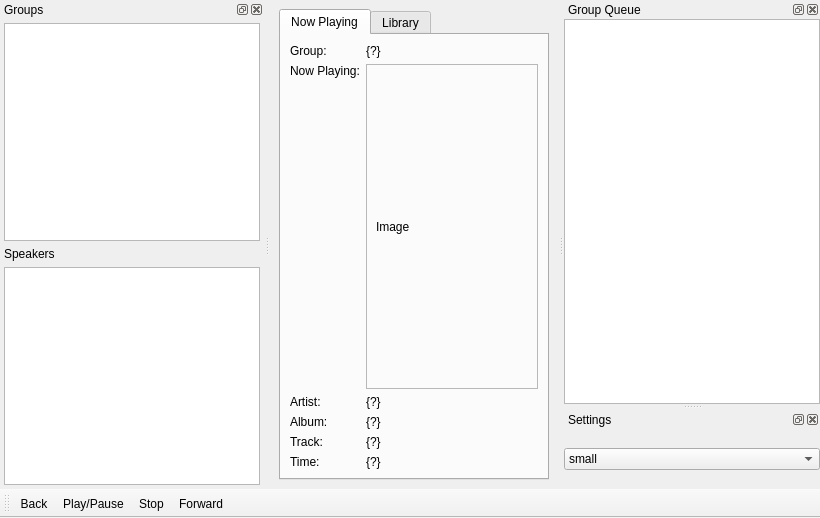
Before: the Qt Designer form main_interface.ui in aglavic/sonos_library_browser, drawn with Qt 5.
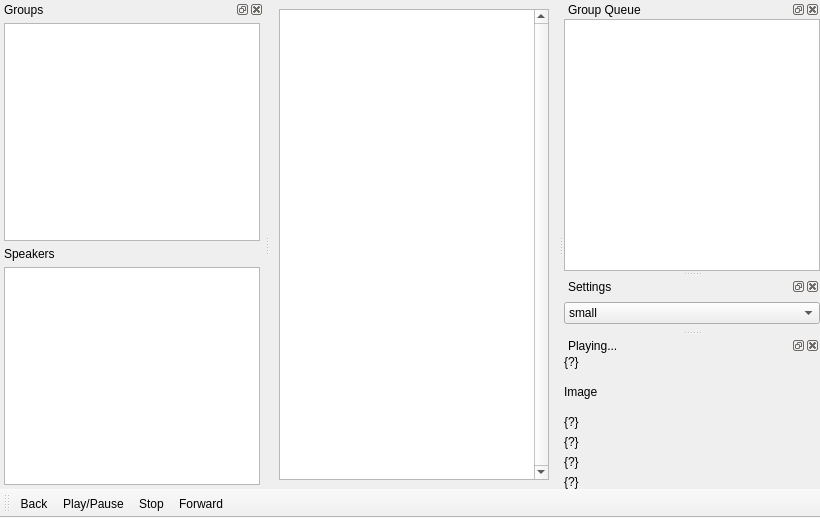
After: the same form once the commit is applied. Custom widgets are drawn as their Qt base class.

Commit message: Put now playing in dock widget and allow smaller size for icon

```diff
--- a/main_interface.ui
+++ b/main_interface.ui
@@ -14,252 +14,18 @@
    <string>Sonos Library Browser</string>
   </property>
   <widget class="QWidget" name="centralwidget">
-   <layout class="QHBoxLayout" name="horizontalLayout">
+   <layout class="QVBoxLayout" name="verticalLayout_3">
     <item>
-     <widget class="QTabWidget" name="tabWidget">
-      <property name="sizePolicy">
-       <sizepolicy hsizetype="Expanding" vsizetype="Expanding">
-        <horstretch>5</horstretch>
-        <verstretch>0</verstretch>
-       </sizepolicy>
+     <widget class="LibraryView" name="libraryView">
+      <property name="verticalScrollBarPolicy">
+       <enum>Qt::ScrollBarAlwaysOn</enum>
       </property>
-      <property name="currentIndex">
-       <number>0</number>
+      <property name="horizontalScrollBarPolicy">
+       <enum>Qt::ScrollBarAlwaysOff</enum>
       </property>
-      <widget class="QWidget" name="tab">
-       <attribute name="title">
-        <string>Now Playing</string>
-       </attribute>
-       <layout class="QHBoxLayout" name="horizontalLayout_2">
-        <property name="leftMargin">
-         <number>0</number>
-        </property>
-        <property name="topMargin">
-         <number>0</number>
-        </property>
-        <property name="rightMargin">
-         <number>0</number>
-        </property>
-        <property name="bottomMargin">
-         <number>0</number>
-        </property>
-        <item>
-         <widget class="QFrame" name="frame_2">
-          <property name="sizePolicy">
-           <sizepolicy hsizetype="Preferred" vsizetype="Preferred">
-            <horstretch>3</horstretch>
-            <verstretch>0</verstretch>
-           </sizepolicy>
-          </property>
-          <property name="frameShadow">
-           <enum>QFrame::Raised</enum>
-          </property>
-          <layout class="QGridLayout" name="gridLayout">
-           <item row="1" column="1" rowspan="2">
-            <widget class="QFrame" name="frame">
-             <property name="sizePolicy">
-              <sizepolicy hsizetype="Expanding" vsizetype="Expanding">
-               <horstretch>0</horstretch>
-               <verstretch>0</verstretch>
-              </sizepolicy>
-             </property>
-             <property name="frameShape">
-              <enum>QFrame::StyledPanel</enum>
-             </property>
-             <property name="frameShadow">
-              <enum>QFrame::Sunken</enum>
-             </property>
-             <layout class="QVBoxLayout" name="verticalLayout_3">
-              <item>
-               <widget class="AlbumArtworkLabel" name="NowPlayingArt">
-                <property name="sizePolicy">
-                 <sizepolicy hsizetype="Expanding" vsizetype="Expanding">
-                  <horstretch>0</horstretch>
-                  <verstretch>0</verstretch>
-                 </sizepolicy>
-                </property>
-                <property name="text">
-                 <string>Image</string>
-                </property>
-                <property name="scaledContents">
-                 <bool>true</bool>
-                </property>
-               </widget>
-              </item>
-             </layout>
-            </widget>
-           </item>
-           <item row="4" column="0">
-            <widget class="QLabel" name="label_3">
-             <property name="sizePolicy">
-              <sizepolicy hsizetype="Preferred" vsizetype="Fixed">
-               <horstretch>0</horstretch>
-               <verstretch>0</verstretch>
-              </sizepolicy>
-             </property>
-             <property name="text">
-              <string>Album:</string>
-             </property>
-            </widget>
-           </item>
-           <item row="0" column="1">
-            <widget class="QLabel" name="NowPlayingGroup">
-             <property name="sizePolicy">
-              <sizepolicy hsizetype="Preferred" vsizetype="Fixed">
-               <horstretch>0</horstretch>
-               <verstretch>0</verstretch>
-              </sizepolicy>
-             </property>
-             <property name="text">
-              <string>{?}</string>
-             </property>
-            </widget>
-           </item>
-           <item row="5" column="1">
-            <widget class="QLabel" name="NowPlayingTrack">
-             <property name="sizePolicy">
-              <sizepolicy hsizetype="Preferred" vsizetype="Fixed">
-               <horstretch>0</horstretch>
-               <verstretch>0</verstretch>
-              </sizepolicy>
-             </property>
-             <property name="text">
-              <string>{?}</string>
-             </property>
-            </widget>
-           </item>
-           <item row="0" column="0">
-            <widget class="QLabel" name="label_5">
-             <property name="sizePolicy">
-              <sizepolicy hsizetype="Preferred" vsizetype="Fixed">
-               <horstretch>0</horstretch>
-               <verstretch>0</verstretch>
-              </sizepolicy>
-             </property>
-             <property name="text">
-              <string>Group:</string>
-             </property>
-            </widget>
-           </item>
-           <item row="5" column="0">
-            <widget class="QLabel" name="label_4">
-             <property name="sizePolicy">
-              <sizepolicy hsizetype="Preferred" vsizetype="Fixed">
-               <horstretch>0</horstretch>
-               <verstretch>0</verstretch>
-              </sizepolicy>
-             </property>
-             <property name="text">
-              <string>Track:</string>
-             </property>
-            </widget>
-           </item>
-           <item row="1" column="0">
-            <widget class="QLabel" name="label">
-             <property name="text">
-              <string>Now Playing:</string>
-             </property>
-             <property name="alignment">
-              <set>Qt::AlignLeading|Qt::AlignLeft|Qt::AlignTop</set>
-             </property>
-            </widget>
-           </item>
-           <item row="3" column="1">
-            <widget class="QLabel" name="NowPlayingArtist">
-             <property name="sizePolicy">
-              <sizepolicy hsizetype="Preferred" vsizetype="Fixed">
-               <horstretch>0</horstretch>
-               <verstretch>0</verstretch>
-              </sizepolicy>
-             </property>
-             <property name="text">
-              <string>{?}</string>
-             </property>
-            </widget>
-           </item>
-           <item row="3" column="0">
-            <widget class="QLabel" name="label_2">
-             <property name="sizePolicy">
-              <sizepolicy hsizetype="Preferred" vsizetype="Fixed">
-               <horstretch>0</horstretch>
-               <verstretch>0</verstretch>
-              </sizepolicy>
-             </property>
-             <property name="text">
-              <string>Artist:</string>
-             </property>
-            </widget>
-           </item>
-           <item row="4" column="1">
-            <widget class="QLabel" name="NowPlayingAlbum">
-             <property name="sizePolicy">
-              <sizepolicy hsizetype="Preferred" vsizetype="Fixed">
-               <horstretch>0</horstretch>
-               <verstretch>0</verstretch>
-              </sizepolicy>
-             </property>
-             <property name="text">
-              <string>{?}</string>
-             </property>
-            </widget>
-           </item>
-           <item row="6" column="0">
-            <widget class="QLabel" name="label_6">
-             <property name="sizePolicy">
-              <sizepolicy hsizetype="Preferred" vsizetype="Fixed">
-               <horstretch>0</horstretch>
-               <verstretch>0</verstretch>
-              </sizepolicy>
-             </property>
-             <property name="text">
-              <string>Time:</string>
-             </property>
-            </widget>
-           </item>
-           <item row="6" column="1">
-            <widget class="QLabel" name="NowPlayingTime">
-             <property name="text">
-              <string>{?}</string>
-             </property>
-            </widget>
-           </item>
-          </layout>
-         </widget>
-        </item>
-       </layout>
-      </widget>
-      <widget class="QWidget" name="tab_2">
-       <attribute name="title">
-        <string>Library</string>
-       </attribute>
-       <layout class="QVBoxLayout" name="verticalLayout_5">
-        <property name="leftMargin">
-         <number>2</number>
-        </property>
-        <property name="topMargin">
-         <number>2</number>
-        </property>
-        <property name="rightMargin">
-         <number>2</number>
-        </property>
-        <property name="bottomMargin">
-         <number>2</number>
-        </property>
-        <item>
-         <widget class="LibraryView" name="libraryView">
-          <property name="verticalScrollBarPolicy">
-           <enum>Qt::ScrollBarAlwaysOn</enum>
-          </property>
-          <property name="horizontalScrollBarPolicy">
-           <enum>Qt::ScrollBarAlwaysOff</enum>
-          </property>
-          <property name="alignment">
-           <set>Qt::AlignHCenter|Qt::AlignTop</set>
-          </property>
-         </widget>
-        </item>
-       </layout>
-      </widget>
+      <property name="alignment">
+       <set>Qt::AlignHCenter|Qt::AlignTop</set>
+      </property>
      </widget>
     </item>
    </layout>
@@ -371,6 +137,12 @@
    </widget>
   </widget>
   <widget class="QDockWidget" name="settingsDock">
+   <property name="sizePolicy">
+    <sizepolicy hsizetype="Preferred" vsizetype="Minimum">
+     <horstretch>0</horstretch>
+     <verstretch>0</verstretch>
+    </sizepolicy>
+   </property>
    <property name="windowTitle">
     <string>Settings</string>
    </property>
@@ -413,6 +185,126 @@
     </layout>
    </widget>
   </widget>
+  <widget class="QDockWidget" name="nowPlayingDock">
+   <property name="windowTitle">
+    <string>Playing...</string>
+   </property>
+   <attribute name="dockWidgetArea">
+    <number>2</number>
+   </attribute>
+   <widget class="QWidget" name="dockWidgetContents_5">
+    <layout class="QVBoxLayout" name="verticalLayout_4">
+     <property name="leftMargin">
+      <number>0</number>
+     </property>
+     <property name="topMargin">
+      <number>0</number>
+     </property>
+     <property name="rightMargin">
+      <number>0</number>
+     </property>
+     <property name="bottomMargin">
+      <number>0</number>
+     </property>
+     <item>
+      <widget class="QLabel" name="NowPlayingGroup">
+       <property name="sizePolicy">
+        <sizepolicy hsizetype="Preferred" vsizetype="Fixed">
+         <horstretch>0</horstretch>
+         <verstretch>0</verstretch>
+        </sizepolicy>
+       </property>
+       <property name="toolTip">
+        <string>Active Groupe</string>
+       </property>
+       <property name="text">
+        <string>{?}</string>
+       </property>
+      </widget>
+     </item>
+     <item>
+      <widget class="AlbumArtworkLabel" name="NowPlayingArt">
+       <property name="sizePolicy">
+        <sizepolicy hsizetype="Ignored" vsizetype="Ignored">
+         <horstretch>0</horstretch>
+         <verstretch>0</verstretch>
+        </sizepolicy>
+       </property>
+       <property name="text">
+        <string>Image</string>
+       </property>
+       <property name="scaledContents">
+        <bool>true</bool>
+       </property>
+      </widget>
+     </item>
+     <item>
+      <widget class="QLabel" name="NowPlayingArtist">
+       <property name="sizePolicy">
+        <sizepolicy hsizetype="Preferred" vsizetype="Fixed">
+         <horstretch>0</horstretch>
+         <verstretch>0</verstretch>
+        </sizepolicy>
+       </property>
+       <property name="toolTip">
+        <string>Artist</string>
+       </property>
+       <property name="text">
+        <string>{?}</string>
+       </property>
+      </widget>
+     </item>
+     <item>
+      <widget class="QLabel" name="NowPlayingAlbum">
+       <property name="sizePolicy">
+        <sizepolicy hsizetype="Preferred" vsizetype="Fixed">
+         <horstretch>0</horstretch>
+         <verstretch>0</verstretch>
+        </sizepolicy>
+       </property>
+       <property name="toolTip">
+        <string>Album</string>
+       </property>
+       <property name="text">
+        <string>{?}</string>
+       </property>
+      </widget>
+     </item>
+     <item>
+      <widget class="QLabel" name="NowPlayingTrack">
+       <property name="sizePolicy">
+        <sizepolicy hsizetype="Preferred" vsizetype="Fixed">
+         <horstretch>0</horstretch>
+         <verstretch>0</verstretch>
+        </sizepolicy>
+       </property>
+       <property name="toolTip">
+        <string>Track</string>
+       </property>
+       <property name="text">
+        <string>{?}</string>
+       </property>
+      </widget>
+     </item>
+     <item>
+      <widget class="QLabel" name="NowPlayingTime">
+       <property name="sizePolicy">
+        <sizepolicy hsizetype="Preferred" vsizetype="Fixed">
+         <horstretch>0</horstretch>
+         <verstretch>0</verstretch>
+        </sizepolicy>
+       </property>
+       <property name="toolTip">
+        <string>Time</string>
+       </property>
+       <property name="text">
+        <string>{?}</string>
+       </property>
+      </widget>
+     </item>
+    </layout>
+   </widget>
+  </widget>
   <action name="actionBack">
    <property name="text">
     <string>Back</string>
```
Left out of the diff: 8 changed lines with no effect on the pictures. The commit also changes 3 other files.
